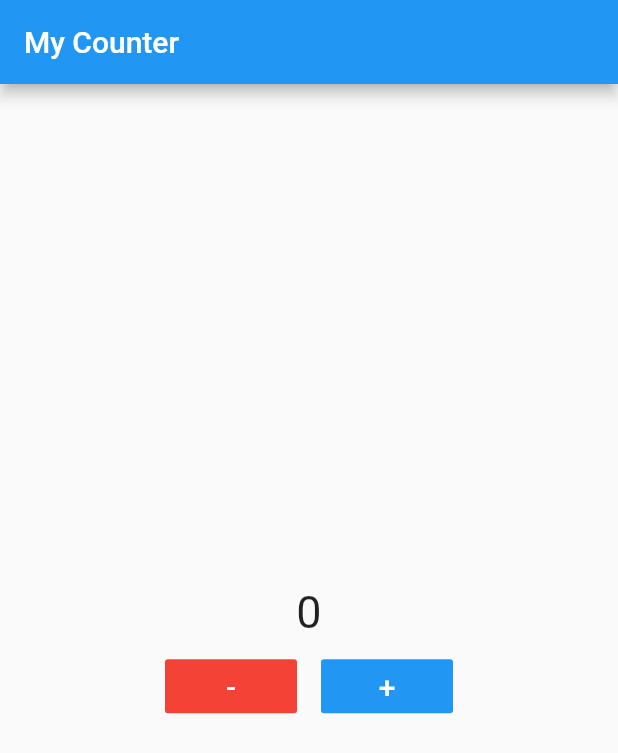
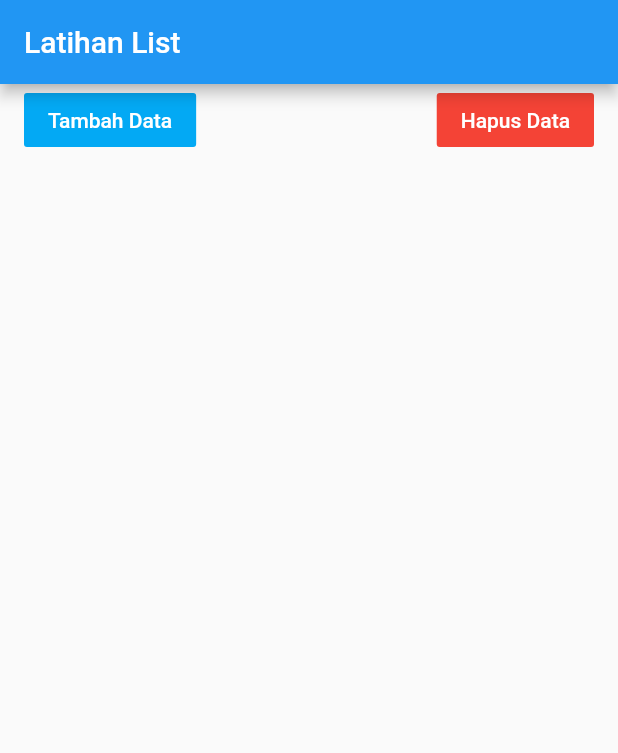
Before and after one commit to bayutp/flutter-dasar, a Flutter app: the screen it shows after launch, on a phone screen of 412 x 824 dp. Shown: the top 753 px of the screen. Run offline on Flutter 3.47's test engine with Material 2 defaults, Android fonts, the phone set to English and light mode, and no system bars.

Commit message:
latihan text style & list view on flutter

```diff
--- /dev/null
+++ b/lib/LatihanList.dart
@@ -0,0 +1,70 @@
+import 'package:flutter/material.dart';
+
+class LatihanList extends StatefulWidget {
+  @override
+  _LatihanListState createState() => _LatihanListState();
+}
+
+class _LatihanListState extends State<LatihanList> {
+  List<Widget> widgets = [];
+  int count = 0;
+
+  @override
+  Widget build(BuildContext context) {
+    return MaterialApp(
+      home: Scaffold(
+          appBar: AppBar(
+            title: Text("Latihan List"),
+          ),
+          body: ListView(
+              children: [
+                Row(
+                  mainAxisAlignment: MainAxisAlignment.spaceBetween,
+                  children: [
+                    Container(
+                      margin: EdgeInsets.only(left: 16),
+                      child: FlatButton(
+                        onPressed: () {
+                          setState(() {
+                            widgets.add(Container(
+                              margin: EdgeInsets.fromLTRB(16,16,16,0),
+                              child: Text(
+                                "Data ke " + count.toString(),
+                                style:
+                                    TextStyle(fontFamily: "Montserrat", fontSize: 20),
+                              ),
+                            ));
+                            count++;
+                          });
+                        },
+                        child: Text("Tambah Data"),
+                        color: Colors.lightBlue,
+                        textColor: Colors.white,
+                      ),
+                    ),
+                    Container(
+                      margin: EdgeInsets.only(right: 16),
+                      child: FlatButton(
+                        onPressed: () {
+                          setState(() {
+                            widgets.removeLast();
+                            count--;
+                          });
+                        },
+                        child: Text("Hapus Data"),
+                        color: Colors.red,
+                        textColor: Colors.white,
+                      ),
+                    ),
+                  ],
+                ),
+                Column(
+                  crossAxisAlignment: CrossAxisAlignment.start,
+                  children: widgets,
+                )
+              ],
+            ),
+          ),
+    );
+  }
+}
--- /dev/null
+++ b/lib/LatihanTextStyle.dart
@@ -0,0 +1,15 @@
+import 'package:flutter/material.dart';
+
+class LatihanTextStyle extends StatelessWidget {
+  @override
+  Widget build(BuildContext context) {
+    return MaterialApp(
+      home: Scaffold(
+      appBar: AppBar(title: Text("Latihan Text Style"),),
+      body: Center(
+        child: Text("Hello World", style: TextStyle(fontFamily: "Montserrat", fontSize: 24, fontWeight: FontWeight.w700), ),
+      ),
+    ),
+    );
+  }
+}
--- a/lib/main.dart
+++ b/lib/main.dart
@@ -1,6 +1,7 @@
 import 'package:flutter/material.dart';
+import 'package:flutter_application/LatihanList.dart';
 
-void main() => runApp(MyApp());
+void main() => runApp(LatihanList());
 
 class MyApp extends StatefulWidget {
   @override
```
Also changed, not shown: pubspec.yaml (+7 -9 lines), fonts/Montserrat-Bold.ttf (added), fonts/Montserrat-Regular.ttf (added).
